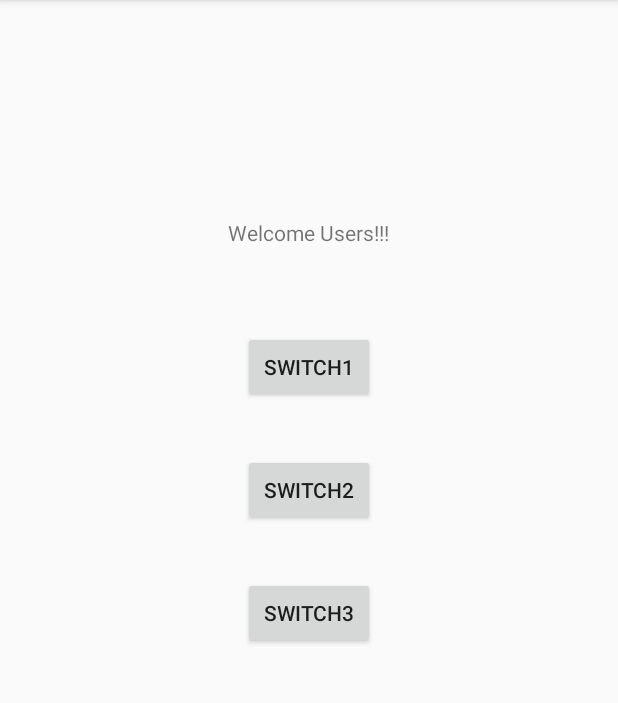
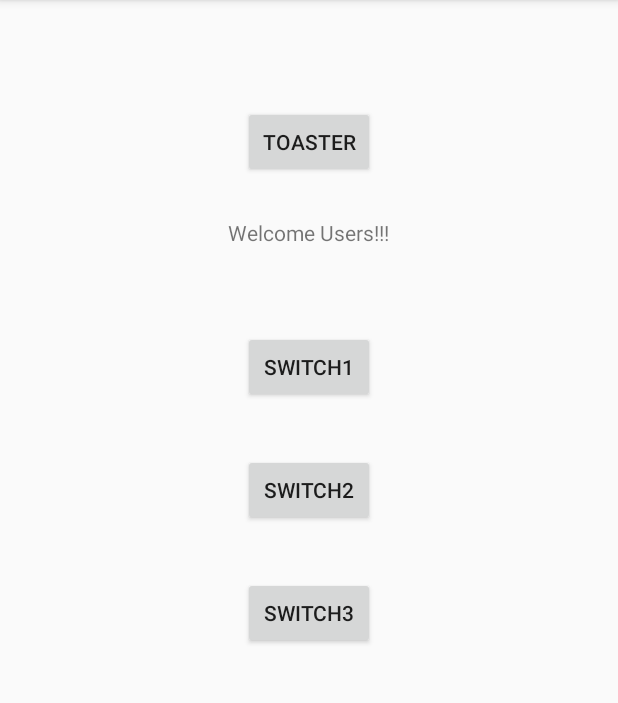
Before and after one commit to mainulbd2002/Android-Basics, an Android app: the screen it shows after launch (ActivityA), on a phone screen of 412 x 824 dp, the part 84-787 px from its top. Run offline under Robolectric (Android 15) with nearby library versions, the phone set to English and light mode, and no system bars.

Commit message:
Toast Test

```diff
--- a/ExplicitIntents/app/src/main/java/com/example/mainul/explicitintents/ActivityA.java
+++ b/ExplicitIntents/app/src/main/java/com/example/mainul/explicitintents/ActivityA.java
@@ -4,13 +4,26 @@ import android.content.Intent;
 import android.support.v7.app.AppCompatActivity;
 import android.os.Bundle;
 import android.view.View;
+import android.widget.Button;
+import android.widget.Toast;
 
 public class ActivityA extends AppCompatActivity {
+
+    private Button btnTst;
 
     @Override
     protected void onCreate(Bundle savedInstanceState) {
         super.onCreate(savedInstanceState);
         setContentView(R.layout.activity_main);
+
+        btnTst = (Button) findViewById(R.id.btnTst);
+        btnTst.setOnClickListener(new View.OnClickListener() {
+            @Override
+            public void onClick(View v) {
+                Toast toast = Toast.makeText(getApplicationContext(),"New Toast Created", Toast.LENGTH_LONG);
+                toast.show();
+            }
+        });
     }
 
     public void switchActivity(View v){
--- a/ExplicitIntents/app/src/main/res/layout/activity_main.xml
+++ b/ExplicitIntents/app/src/main/res/layout/activity_main.xml
@@ -51,4 +51,13 @@
         android:layout_alignLeft="@+id/btnSwitch2"
         android:layout_alignStart="@+id/btnSwitch2" />
 
+    <Button
+        android:id="@+id/btnTst"
+        android:layout_width="wrap_content"
+        android:layout_height="wrap_content"
+        android:layout_above="@+id/btnSwitch1"
+        android:layout_centerHorizontal="true"
+        android:layout_marginBottom="46dp"
+        android:text="Toaster" />
+
 </RelativeLayout>
```
